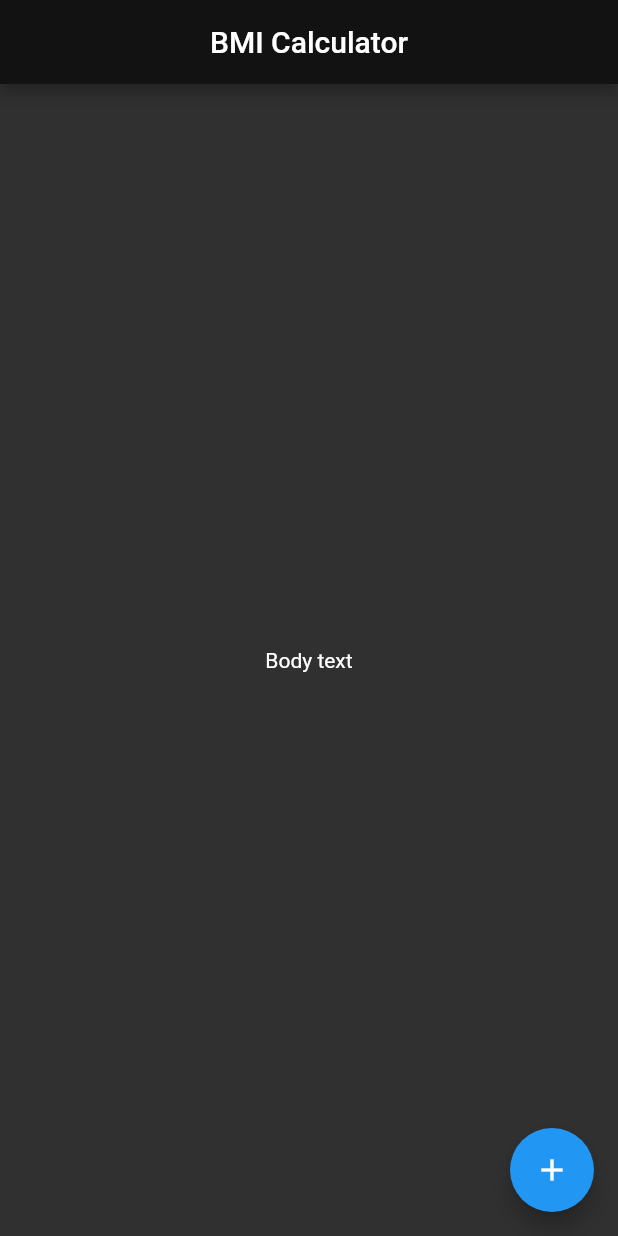
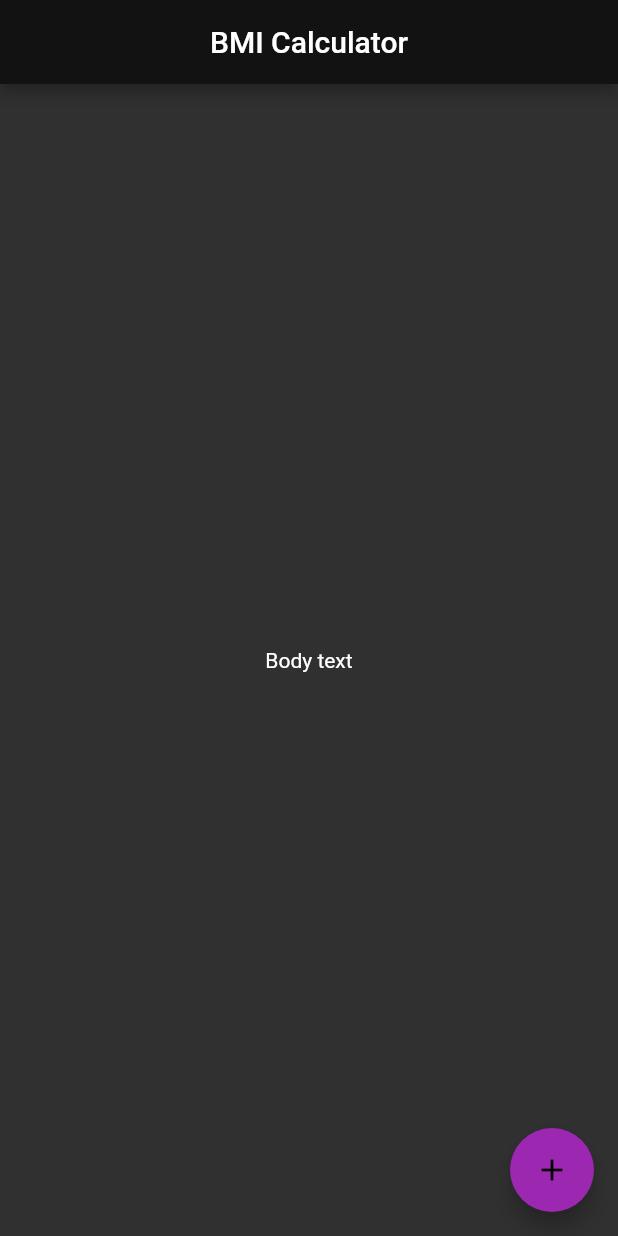
Before and after one commit to ljcpeixoto/bmi_calculator, a Flutter app: the screen it shows after launch, on a phone screen of 412 x 824 dp. Run offline on Flutter 3.47's test engine with Material 2 defaults, Android fonts, the phone set to English and light mode, and no system bars.

Commit message:
Change colors of one widget wrapping it with widget Theme

```diff
--- a/lib/main.dart
+++ b/lib/main.dart
@@ -43,7 +43,11 @@ class _InputPageState extends State<InputPage> {
         ),
       ),
       floatingActionButton: Theme(
-        data: ThemeData.light(),
+        data: ThemeData.dark().copyWith(
+          colorScheme: const ColorScheme.dark().copyWith(
+            secondary: Colors.purple,
+          ),
+        ),
         child: const FloatingActionButton(
           onPressed: null,
           child: Icon(Icons.add),
```
